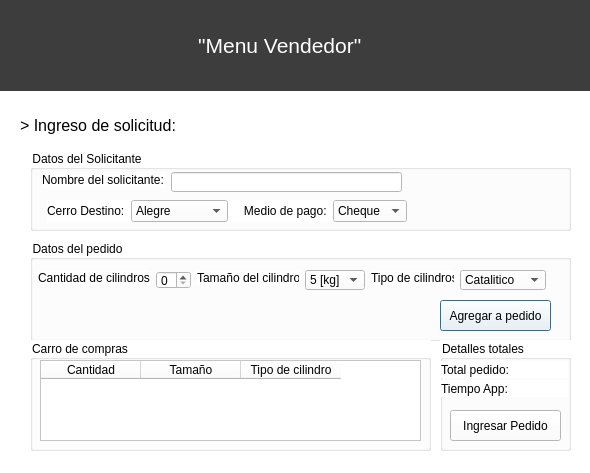
First picture: the form in vendedorwindow.ui, repository ClaudioCampuzano/TEL102-FlipiGas, before the edit.
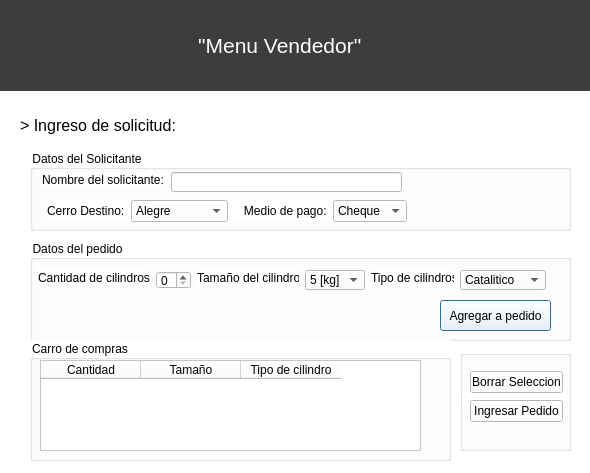
Second picture: the form after the edit.

What changed in the file:
```diff
--- a/vendedorwindow.ui
+++ b/vendedorwindow.ui
@@ -524,24 +524,52 @@
  <widget class="QGroupBox" name="groupBox_3">
   <property name="geometry">
    <rect>
-    <x>440</x>
-    <y>340</y>
-    <width>131</width>
-    <height>111</height>
+     <x>460</x>
+     <y>350</y>
+     <width>111</width>
+     <height>101</height>
    </rect>
   </property>
   <property name="title">
-   <string>Detalles totales</string>
-  </property>
+    <string/>
+   </property>
+   <widget class="QLabel" name="tiempo_total">
+    <property name="geometry">
+     <rect>
+      <x>2</x>
+      <y>41</y>
+      <width>16</width>
+      <height>16</height>
+     </rect>
+    </property>
+    <property name="text">
+     <string/>
+    </property>
+   </widget>
+   <widget class="QWidget" name="">
+    <property name="geometry">
+     <rect>
+      <x>10</x>
+      <y>20</y>
+      <width>93</width>
+      <height>54</height>
+     </rect>
+    </property>
+    <layout class="QVBoxLayout" name="verticalLayout">
+     <item>
+      <widget class="QPushButton" name="bt_borrarSelecc">
+       <property name="font">
+        <font>
+         <family>Segoe UI</family>
+        </font>
+       </property>
+       <property name="text">
+        <string>Borrar Seleccion</string>
+       </property>
+      </widget>
+     </item>
+     <item>
   <widget class="QPushButton" name="bt_ingresarpedido">
-   <property name="geometry">
-    <rect>
-     <x>10</x>
-     <y>70</y>
-     <width>111</width>
-     <height>31</height>
-    </rect>
-   </property>
    <property name="font">
     <font>
      <family>Segoe UI</family>
@@ -551,67 +579,6 @@
     <string>Ingresar Pedido</string>
    </property>
   </widget>
-  <widget class="QWidget" name="layoutWidget">
-   <property name="geometry">
-    <rect>
-     <x>1</x>
-     <y>40</y>
-     <width>127</width>
-     <height>17</height>
-    </rect>
-   </property>
-   <layout class="QHBoxLayout" name="horizontalLayout_3">
-    <item>
-     <widget class="QLabel" name="label_13">
-      <property name="font">
-       <font>
-        <family>Segoe UI</family>
-        <pointsize>9</pointsize>
-       </font>
-      </property>
-      <property name="text">
-       <string>Tiempo App: </string>
-      </property>
-     </widget>
-    </item>
-    <item>
-     <widget class="QLabel" name="tiempo_total">
-      <property name="text">
-       <string/>
-      </property>
-     </widget>
-    </item>
-   </layout>
-  </widget>
-  <widget class="QWidget" name="layoutWidget">
-   <property name="geometry">
-    <rect>
-     <x>1</x>
-     <y>21</y>
-     <width>127</width>
-     <height>17</height>
-    </rect>
-   </property>
-   <layout class="QHBoxLayout" name="horizontalLayout_4">
-    <item>
-     <widget class="QLabel" name="label_12">
-      <property name="font">
-       <font>
-        <family>Segoe UI</family>
-        <pointsize>9</pointsize>
-       </font>
-      </property>
-      <property name="text">
-       <string>Total pedido: </string>
-      </property>
-     </widget>
-    </item>
-    <item>
-     <widget class="QLabel" name="total_pedido">
-      <property name="text">
-       <string/>
-      </property>
-     </widget>
     </item>
    </layout>
   </widget>
@@ -621,8 +588,8 @@
    <rect>
     <x>30</x>
     <y>340</y>
-    <width>401</width>
-    <height>111</height>
+     <width>421</width>
+     <height>121</height>
    </rect>
   </property>
   <property name="title">
@@ -634,7 +601,7 @@
      <x>10</x>
      <y>20</y>
      <width>381</width>
-     <height>81</height>
+      <height>91</height>
     </rect>
    </property>
    <column>
```
Left out of the diff: 9 changed lines with no effect on the pictures. Lines whose indentation alone changed are shown as unchanged.
